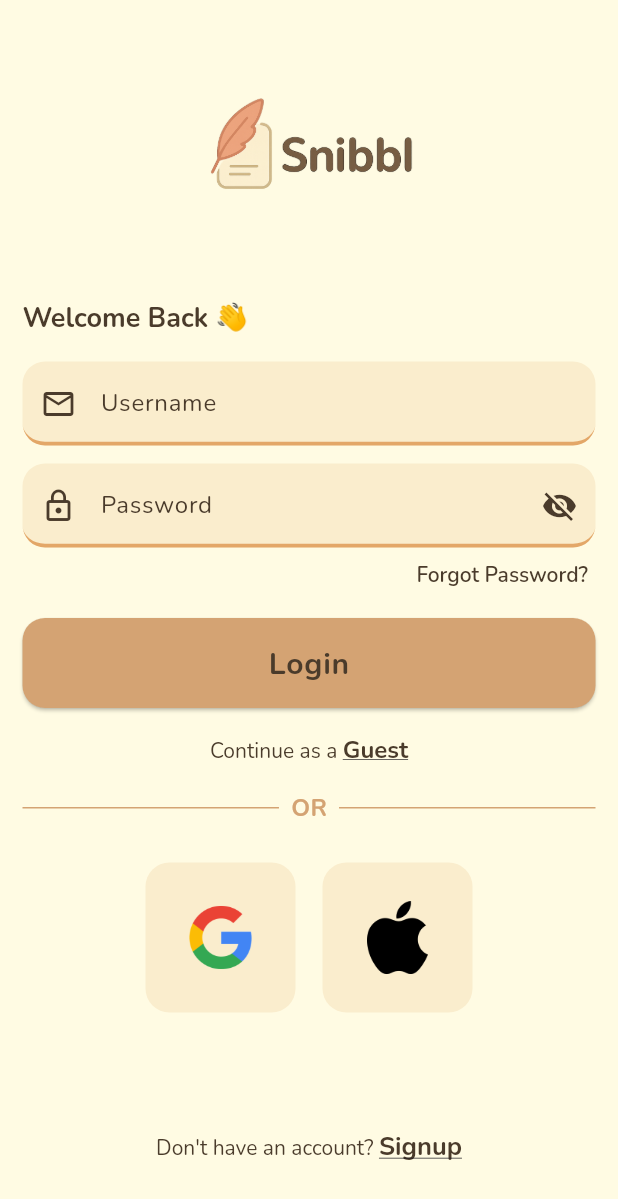
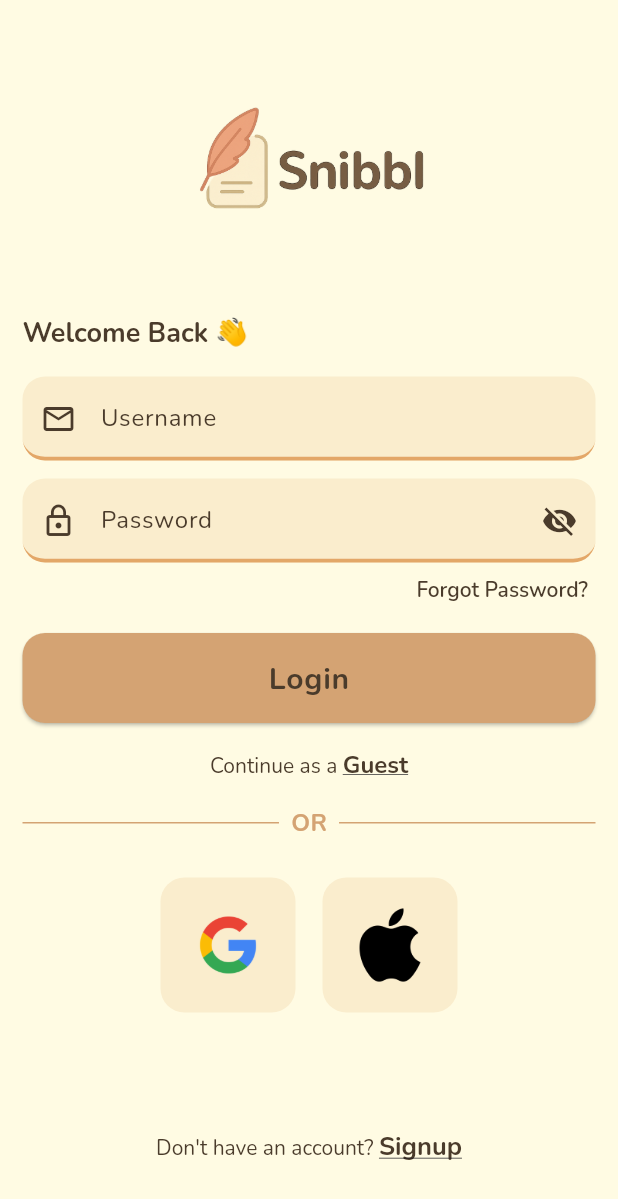
Before and after one commit to gaara40/snibbl, a Flutter app: the screen it shows after launch, on a phone screen of 412 x 824 dp. Shown: the top 1199 px of the screen. Run offline on Flutter 3.47's test engine with Material 3 defaults, Android fonts, the light colour scheme and no system bars; our stand-ins replace firebase_auth, firebase_core, google_fonts; accounts and stored records are empty.

Commit message:
Login Screen Layout fixed

```diff
--- a/lib/components/social_login_button.dart
+++ b/lib/components/social_login_button.dart
@@ -16,8 +16,8 @@ class SocialLoginButton extends StatelessWidget {
     return GestureDetector(
       onTap: onTap,
       child: Container(
-        width: 100,
-        height: 100,
+        width: 90,
+        height: 90,
         decoration: BoxDecoration(
           borderRadius: BorderRadius.circular(16),
           color: AppTheme.secondaryColor,
--- a/lib/screens/login_screen.dart
+++ b/lib/screens/login_screen.dart
@@ -20,6 +20,7 @@ class _LoginScreenState extends State<LoginScreen> {
     final theme = Theme.of(context);
 
     return Scaffold(
+      resizeToAvoidBottomInset: true,
       backgroundColor: AppTheme.surfaceColor,
       body: SafeArea(
         child: SingleChildScrollView(
@@ -31,15 +32,14 @@ class _LoginScreenState extends State<LoginScreen> {
               children: [
                 //LOGO
                 SizedBox(
-                  height: 180,
+                  height: 200,
                   child: Center(
                     child: Image.asset(
                       AppAssets.appNameLogo,
-                      fit: BoxFit.fitHeight,
+                      fit: BoxFit.cover,
                     ),
                   ),
                 ),
-                SizedBox(height: 10),
 
                 //WELCOME BACK MESSAGE
                 Text(
```
